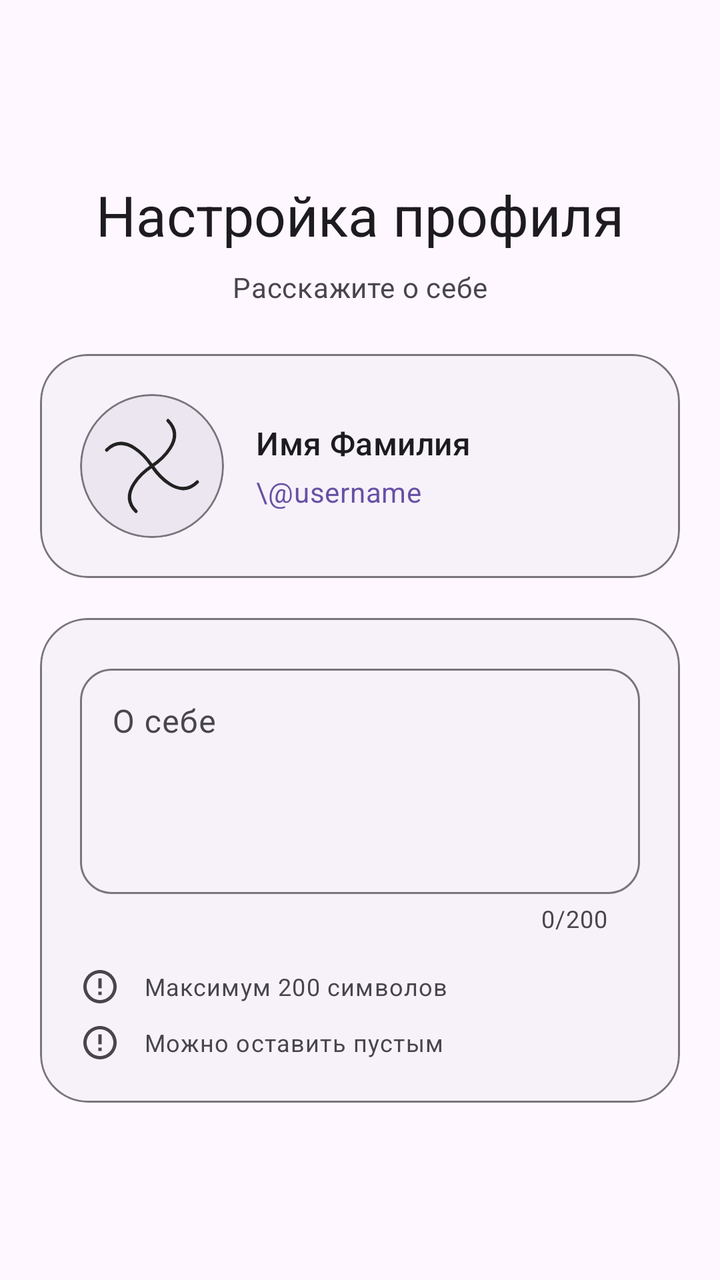
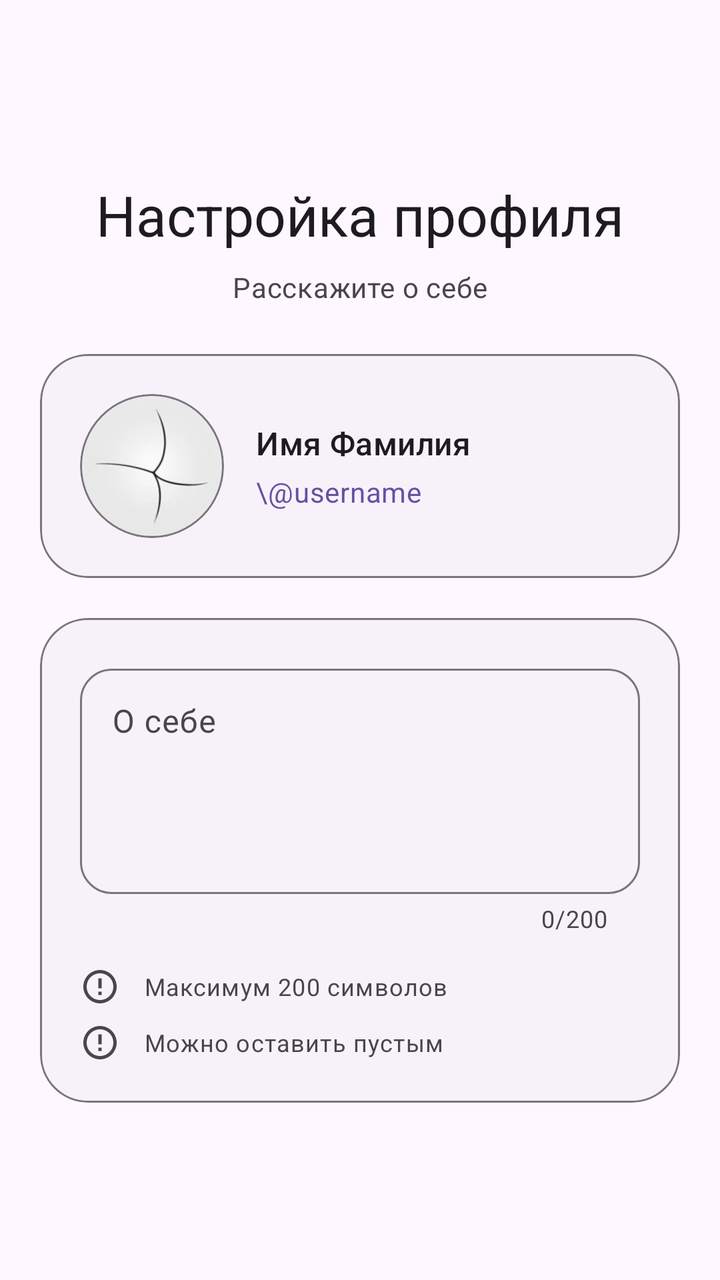

The first picture is an Android layout as it rendered before a commit; the second is the same layout after the commit. The layout source and the unified diff follow.
<!-- AndroidManifest.xml: application theme Theme.BarkfluffClientAndroid -->
<!-- res/layout/step_register_07_bio.xml -->
<?xml version="1.0" encoding="utf-8"?>
<androidx.core.widget.NestedScrollView xmlns:android="http://schemas.android.com/apk/res/android"
    xmlns:app="http://schemas.android.com/apk/res-auto"
    android:layout_width="match_parent"
    android:layout_height="match_parent"
    android:fillViewport="true">

    <LinearLayout
        android:layout_width="match_parent"
        android:layout_height="wrap_content"
        android:gravity="center"
        android:orientation="vertical"
        android:padding="20dp">

        
        <TextView
            android:layout_width="wrap_content"
            android:layout_height="wrap_content"
            android:layout_marginBottom="8dp"
            android:text="Настройка профиля"
            android:textAppearance="?attr/textAppearanceHeadlineMedium"
            android:textColor="?attr/colorOnSurface" />

        
        <TextView
            android:layout_width="wrap_content"
            android:layout_height="wrap_content"
            android:layout_marginBottom="24dp"
            android:text="Расскажите о себе"
            android:textAppearance="?attr/textAppearanceBodyMedium"
            android:textColor="?attr/colorOnSurfaceVariant" />

        
        <com.google.android.material.card.MaterialCardView
            android:layout_width="match_parent"
            android:layout_height="wrap_content"
            android:layout_marginBottom="20dp"
            app:cardBackgroundColor="?attr/colorSurfaceContainerLow"
            app:cardCornerRadius="24dp"
            app:cardElevation="0dp"
            app:strokeColor="?attr/colorOutline"
            app:strokeWidth="1dp">

            <LinearLayout
                android:layout_width="match_parent"
                android:layout_height="wrap_content"
                android:gravity="center_vertical"
                android:orientation="horizontal"
                android:padding="20dp">

                
                <com.google.android.material.card.MaterialCardView
                    android:layout_width="72dp"
                    android:layout_height="72dp"
                    app:cardBackgroundColor="?attr/colorSurfaceContainerHigh"
                    app:cardCornerRadius="36dp"
                    app:cardElevation="0dp"
                    app:strokeColor="?attr/colorOutline"
                    app:strokeWidth="1dp">

                    <com.google.android.material.imageview.ShapeableImageView
                        android:id="@+id/previewAvatar"
                        android:layout_width="match_parent"
                        android:layout_height="match_parent"
                        android:contentDescription="Avatar preview"
                        android:padding="0dp"
                        android:scaleType="centerCrop"
                        android:src="@drawable/ic_launcher_foreground"
                        app:shapeAppearanceOverlay="@style/ShapeAppearance.Material3.Corner.Full" />

                </com.google.android.material.card.MaterialCardView>

                
                <LinearLayout
                    android:layout_width="match_parent"
                    android:layout_height="wrap_content"
                    android:layout_marginStart="16dp"
                    android:orientation="vertical">

                    <TextView
                        android:id="@+id/previewFullName"
                        android:layout_width="wrap_content"
                        android:layout_height="wrap_content"
                        android:text="Имя Фамилия"
                        android:textAppearance="?attr/textAppearanceTitleMedium"
                        android:textColor="?attr/colorOnSurface" />

                    <TextView
                        android:id="@+id/previewUsername"
                        android:layout_width="wrap_content"
                        android:layout_height="wrap_content"
                        android:layout_marginTop="4dp"
                        android:text="\@username"
                        android:textAppearance="?attr/textAppearanceBodyMedium"
                        android:textColor="?attr/colorPrimary" />

                </LinearLayout>

            </LinearLayout>

        </com.google.android.material.card.MaterialCardView>

        
        <com.google.android.material.card.MaterialCardView
            android:layout_width="match_parent"
            android:layout_height="wrap_content"
            app:cardBackgroundColor="?attr/colorSurfaceContainerLow"
            app:cardCornerRadius="24dp"
            app:cardElevation="0dp"
            app:strokeColor="?attr/colorOutline"
            app:strokeWidth="1dp">

            <LinearLayout
                android:layout_width="match_parent"
                android:layout_height="wrap_content"
                android:orientation="vertical"
                android:padding="20dp">

                <com.google.android.material.textfield.TextInputLayout
                    android:id="@+id/bioInputLayout"
                    style="@style/Widget.Material3.TextInputLayout.OutlinedBox"
                    android:layout_width="match_parent"
                    android:layout_height="wrap_content"
                    android:hint="О себе"
                    app:boxCornerRadiusBottomEnd="16dp"
                    app:boxCornerRadiusBottomStart="16dp"
                    app:boxCornerRadiusTopEnd="16dp"
                    app:boxCornerRadiusTopStart="16dp"
                    app:counterEnabled="true"
                    app:counterMaxLength="200">

                    <com.google.android.material.textfield.TextInputEditText
                        android:id="@+id/bioEditText"
                        android:layout_width="match_parent"
                        android:layout_height="wrap_content"
                        android:gravity="top"
                        android:inputType="textMultiLine"
                        android:maxLength="200"
                        android:minLines="4" />

                </com.google.android.material.textfield.TextInputLayout>

                
                <LinearLayout
                    android:layout_width="match_parent"
                    android:layout_height="wrap_content"
                    android:layout_marginTop="16dp"
                    android:orientation="vertical">

                    <LinearLayout
                        android:layout_width="match_parent"
                        android:layout_height="wrap_content"
                        android:gravity="center_vertical"
                        android:orientation="horizontal">

                        <ImageView
                            android:layout_width="20dp"
                            android:layout_height="20dp"
                            android:src="@drawable/ic_info"
                            app:tint="?attr/colorOnSurfaceVariant" />

                        <TextView
                            android:layout_width="wrap_content"
                            android:layout_height="wrap_content"
                            android:layout_marginStart="12dp"
                            android:text="Максимум 200 символов"
                            android:textAppearance="?attr/textAppearanceBodySmall"
                            android:textColor="?attr/colorOnSurfaceVariant" />

                    </LinearLayout>

                    <LinearLayout
                        android:layout_width="match_parent"
                        android:layout_height="wrap_content"
                        android:layout_marginTop="8dp"
                        android:gravity="center_vertical"
                        android:orientation="horizontal">

                        <ImageView
                            android:layout_width="20dp"
                            android:layout_height="20dp"
                            android:src="@drawable/ic_info"
                            app:tint="?attr/colorOnSurfaceVariant" />

                        <TextView
                            android:layout_width="wrap_content"
                            android:layout_height="wrap_content"
                            android:layout_marginStart="12dp"
                            android:text="Можно оставить пустым"
                            android:textAppearance="?attr/textAppearanceBodySmall"
                            android:textColor="?attr/colorOnSurfaceVariant" />

                    </LinearLayout>

                </LinearLayout>

            </LinearLayout>

        </com.google.android.material.card.MaterialCardView>

    </LinearLayout>

</androidx.core.widget.NestedScrollView>
<!-- resources referenced by this layout -->
<resources>
  <!-- drawable ic_info (drawable) -->
  <?xml version="1.0" encoding="utf-8"?>
  <vector xmlns:android="http://schemas.android.com/apk/res/android"
      android:width="24dp"
      android:height="24dp"
      android:viewportWidth="24"
      android:viewportHeight="24">
      <path
          android:fillColor="?attr/colorOnSurface"
          android:pathData="M12,2C6.48,2 2,6.48 2,12s4.48,10 10,10 10,-4.48 10,-10S17.52,2 12,2zM12,20c-4.42,0 -8,-3.58 -8,-8s3.58,-8 8,-8 8,3.58 8,8 -3.58,8 -8,8zM11,7h2v6h-2V7zM11,15h2v2h-2V15z"/>
  </vector>
  <!-- drawable ic_launcher_foreground (drawable) -->
  <?xml version="1.0" encoding="utf-8"?>
  <vector xmlns:android="http://schemas.android.com/apk/res/android"
      android:width="108dp"
      android:height="108dp"
      android:viewportWidth="108"
      android:viewportHeight="108">
  
      
  
      
      <path
          android:pathData="M66,20 C80,34 60,50 54,54"
          android:strokeColor="#222222"
          android:strokeWidth="2.5"
          android:strokeLineCap="round"
          android:fillColor="#00000000" />
  
      
      <path
          android:pathData="M88,66 C74,80 58,60 54,54"
          android:strokeColor="#222222"
          android:strokeWidth="2.5"
          android:strokeLineCap="round"
          android:fillColor="#00000000" />
  
      
      <path
          android:pathData="M42,88 C28,74 48,58 54,54"
          android:strokeColor="#222222"
          android:strokeWidth="2.5"
          android:strokeLineCap="round"
          android:fillColor="#00000000" />
  
      
      <path
          android:pathData="M20,42 C34,28 50,48 54,54"
          android:strokeColor="#222222"
          android:strokeWidth="2.5"
          android:strokeLineCap="round"
          android:fillColor="#00000000" />
  
  </vector>
  <style name="Theme.BarkfluffClientAndroid" parent="Base.Theme.BarkfluffClientAndroid" />
  <style name="Base.Theme.BarkfluffClientAndroid" parent="Theme.Material3.DayNight.NoActionBar">
          
          <item name="android:windowLayoutInDisplayCutoutMode" tools:targetApi="p">shortEdges</item>
          <item name="android:statusBarColor">@android:color/transparent</item>
          <item name="android:navigationBarColor">@android:color/transparent</item>
          <item name="android:windowBackground">?android:attr/colorBackground</item>
  
          
          <item name="shapeAppearanceSmallComponent">@style/ShapeAppearance.Material3.SmallComponent</item>
          <item name="shapeAppearanceMediumComponent">@style/ShapeAppearance.Material3.MediumComponent</item>
          <item name="shapeAppearanceLargeComponent">@style/ShapeAppearance.Material3.LargeComponent</item>
  
          
          <item name="textAppearanceDisplayLarge">@style/TextAppearance.Material3.DisplayLarge</item>
          <item name="textAppearanceHeadlineLarge">@style/TextAppearance.Material3.HeadlineLarge</item>
          <item name="textAppearanceTitleLarge">@style/TextAppearance.Material3.TitleLarge</item>
      </style>
</resources>

<!-- the commit's change to res/layout/step_register_07_bio.xml (unified diff, before → after) -->
@@ -65,7 +65,7 @@
                         android:contentDescription="Avatar preview"
                         android:padding="0dp"
                         android:scaleType="centerCrop"
-                        android:src="@drawable/ic_launcher_foreground"
+                        android:src="@mipmap/ic_launcher"
                         app:shapeAppearanceOverlay="@style/ShapeAppearance.Material3.Corner.Full" />
 
                 </com.google.android.material.card.MaterialCardView>
<!-- resource entries referenced after the edit -->
@@ -11,49 +11,7 @@
           android:fillColor="?attr/colorOnSurface"
           android:pathData="M12,2C6.48,2 2,6.48 2,12s4.48,10 10,10 10,-4.48 10,-10S17.52,2 12,2zM12,20c-4.42,0 -8,-3.58 -8,-8s3.58,-8 8,-8 8,3.58 8,8 -3.58,8 -8,8zM11,7h2v6h-2V7zM11,15h2v2h-2V15z"/>
   </vector>
-  <!-- drawable ic_launcher_foreground (drawable) -->
-  <?xml version="1.0" encoding="utf-8"?>
-  <vector xmlns:android="http://schemas.android.com/apk/res/android"
-      android:width="108dp"
-      android:height="108dp"
-      android:viewportWidth="108"
-      android:viewportHeight="108">
-  
-      
-  
-      
-      <path
-          android:pathData="M66,20 C80,34 60,50 54,54"
-          android:strokeColor="#222222"
-          android:strokeWidth="2.5"
-          android:strokeLineCap="round"
-          android:fillColor="#00000000" />
-  
-      
-      <path
-          android:pathData="M88,66 C74,80 58,60 54,54"
-          android:strokeColor="#222222"
-          android:strokeWidth="2.5"
-          android:strokeLineCap="round"
-          android:fillColor="#00000000" />
-  
-      
-      <path
-          android:pathData="M42,88 C28,74 48,58 54,54"
-          android:strokeColor="#222222"
-          android:strokeWidth="2.5"
-          android:strokeLineCap="round"
-          android:fillColor="#00000000" />
-  
-      
-      <path
-          android:pathData="M20,42 C34,28 50,48 54,54"
-          android:strokeColor="#222222"
-          android:strokeWidth="2.5"
-          android:strokeLineCap="round"
-          android:fillColor="#00000000" />
-  
-  </vector>
+  <!-- mipmap ic_launcher: webp bitmap (mipmap-hdpi, 1276 bytes) -->
   <style name="Theme.BarkfluffClientAndroid" parent="Base.Theme.BarkfluffClientAndroid" />
   <style name="Base.Theme.BarkfluffClientAndroid" parent="Theme.Material3.DayNight.NoActionBar">
           
